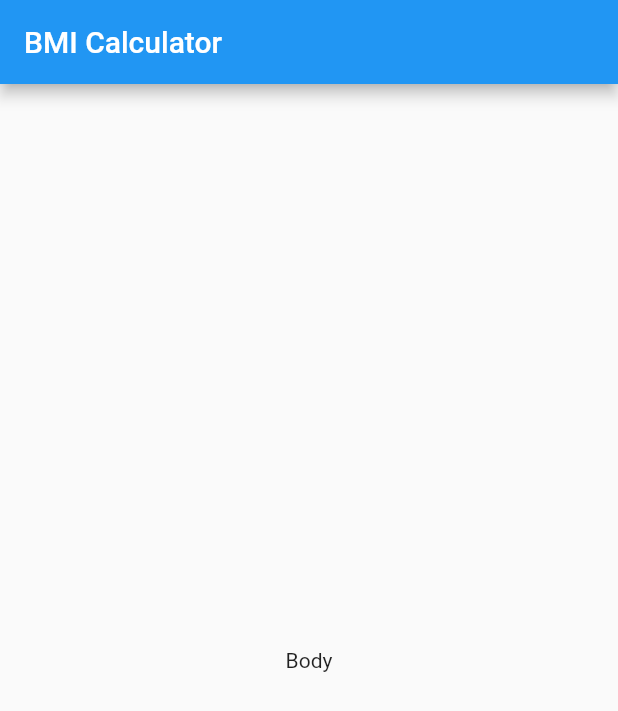
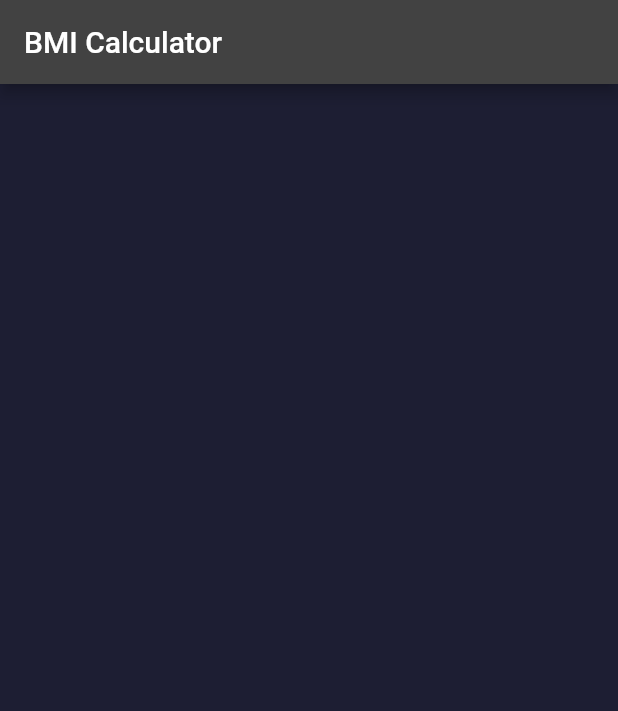
Before and after one commit to altair32/bmi_calc, a Flutter app: the screen it shows after launch, on a phone screen of 412 x 824 dp. Shown: the top 711 px of the screen. Run offline on Flutter 3.47's test engine with Material 2 defaults, Android fonts, the phone set to English and light mode, and no system bars.

Commit message:
1st Commit

```diff
--- /dev/null
+++ b/lib/input_page.dart
@@ -0,0 +1,22 @@
+import 'package:flutter/material.dart';
+class inputpage extends StatefulWidget {
+  const inputpage({Key? key}) : super(key: key);
+
+  @override
+  State<inputpage> createState() => _inputpageState();
+}
+
+class _inputpageState extends State<inputpage> {
+  @override
+  Widget build(BuildContext context) {
+    return Scaffold(
+      appBar: AppBar(
+        title: Text("BMI Calculator"),
+      ),
+      body: Container(
+        color: Color(0xFF1D1E33),
+      )
+      // floatingActionButton: ,
+    );
+  }
+}
--- a/lib/main.dart
+++ b/lib/main.dart
@@ -1,5 +1,5 @@
 import 'package:flutter/material.dart';
-
+import 'input_page.dart';
 void main() {
   runApp(BMICalc());
 }
@@ -9,28 +9,12 @@ class BMICalc extends StatelessWidget {
   @override
   Widget build(BuildContext context) {
     return MaterialApp(
+      theme: ThemeData.dark().copyWith(
+        primaryColor: Color(0xFF0A0E21),
+          scaffoldBackgroundColor: Color(0xFF0A0E21),
+         /* textTheme: TextTheme(
+            bodyText1: TextStyle(color: Colors.white),*/),
       home: inputpage(),
     );
   }
 }
-class inputpage extends StatefulWidget {
-  const inputpage({Key? key}) : super(key: key);
-
-  @override
-  State<inputpage> createState() => _inputpageState();
-}
-
-class _inputpageState extends State<inputpage> {
-  @override
-  Widget build(BuildContext context) {
-    return Scaffold(
-      appBar: AppBar(
-        title: Text("BMI Calculator"),
-      ),
-      body: Center(
-        child: Text("Body"),
-      ),
-     // floatingActionButton: ,
-    );
-  }
-}
```
